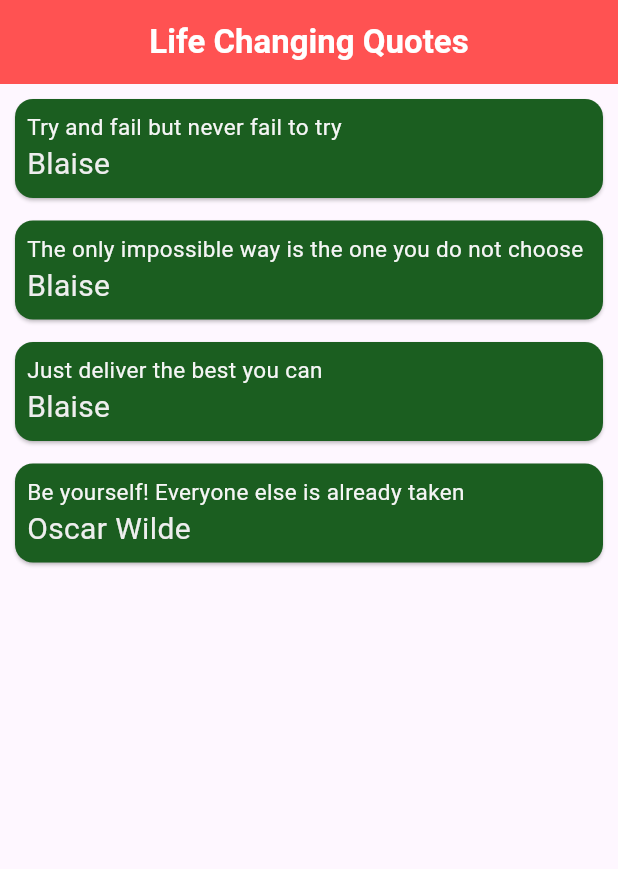
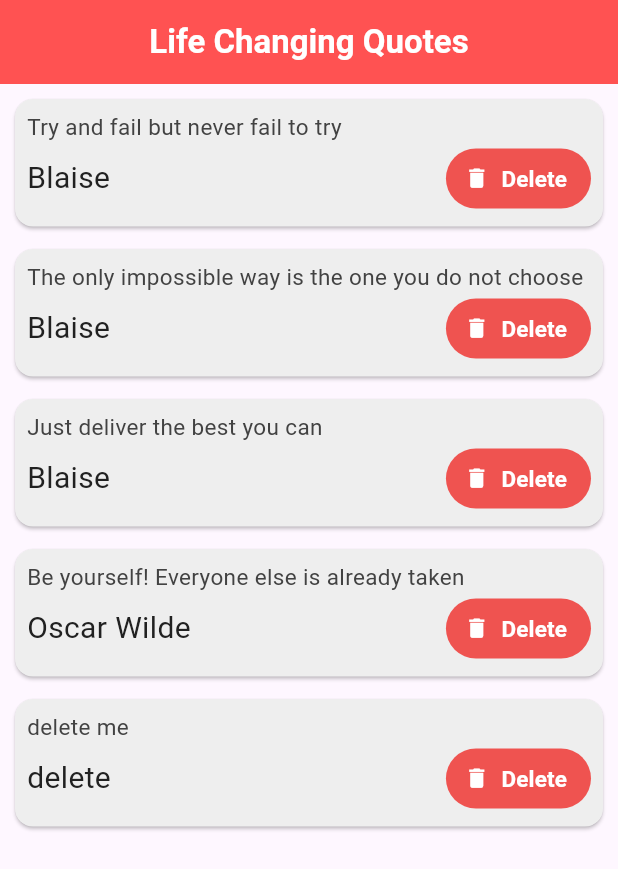
Before and after one commit to Blaise202/Id-Card-Flutter, a Flutter app: the screen it shows after launch, on a phone screen of 412 x 824 dp. Shown: the top 869 px of the screen. Run offline on Flutter 3.47's test engine with Material 3 defaults, Android fonts, the phone set to English and light mode, and no system bars.

Commit message:
using functions as parameters

```diff
--- a/lib/main.dart
+++ b/lib/main.dart
@@ -21,6 +21,7 @@ class _QuoteListState extends State<QuoteList> {
     Quote(text: 'The only impossible way is the one you do not choose', author: 'Blaise'),
     Quote(text: 'Just deliver the best you can', author: 'Blaise'),
     Quote(text: 'Be yourself! Everyone else is already taken', author: 'Oscar Wilde'),
+    Quote(text: 'delete me', author: 'delete'),
   ];
 
   int count = 1;
@@ -46,7 +47,14 @@ class _QuoteListState extends State<QuoteList> {
         child: Column(
           spacing: 5,
           children: quotes.map((quote) =>
-            QuoteCard(quote: quote)
+            QuoteCard(
+              quote: quote,
+              delete: (){
+                setState(() {
+                  quotes.remove(quote);
+                });
+              }
+            )
           ).toList(),
         ),
       )
--- a/lib/quote_card.dart
+++ b/lib/quote_card.dart
@@ -5,13 +5,16 @@ import 'quote.dart';
 class QuoteCard extends StatelessWidget {
 
   final Quote quote;
-  const QuoteCard({ required this.quote });
+  final VoidCallback delete;
+
+  // const QuoteCard({Key? key, required this.quote, required this.delete}) : super(key: key);
+  const QuoteCard({ required this.quote, required this.delete });
 
   @override
   Widget build(BuildContext context) {
     return Card(
       margin: EdgeInsets.fromLTRB(10, 10, 10, 0),
-      color: Colors.green[900],
+      color: Colors.grey[200],
       child: Padding(
         padding: const EdgeInsets.all(8.0),
         child: Column(
@@ -21,15 +24,39 @@ class QuoteCard extends StatelessWidget {
               quote.text,
               style: TextStyle(
                 fontSize: 15,
-                color: Colors.grey[100],
+                color: Colors.grey[800],
               ),
             ),
-            Text(
-              quote.author,
-              style: TextStyle(
-                  fontSize: 20,
-                  color: Colors.grey[200]
-              ),
+            Row(
+              children: [
+                Expanded(
+                  child: Text(
+                    quote.author,
+                    style: TextStyle(
+                        fontSize: 20,
+                        color: Colors.grey[900]
+                    ),
+                  ),
+                ),
+                TextButton.icon(
+                  onPressed: delete,
+                  style: ButtonStyle(
+                    backgroundColor: MaterialStateProperty.all(Colors.red[400]),
+                    foregroundColor: MaterialStateProperty.all(Colors.white),
+                  ),
+                  label: Text(
+                    'Delete',
+                    style: TextStyle(
+                      fontWeight: FontWeight.bold,
+                      fontSize: 15,
+                    ),
+                  ),
+                  icon: Icon(
+                    Icons.delete,
+                    size: 17,
+                  ),
+                )
+              ],
             ),
           ],
         ),
```
